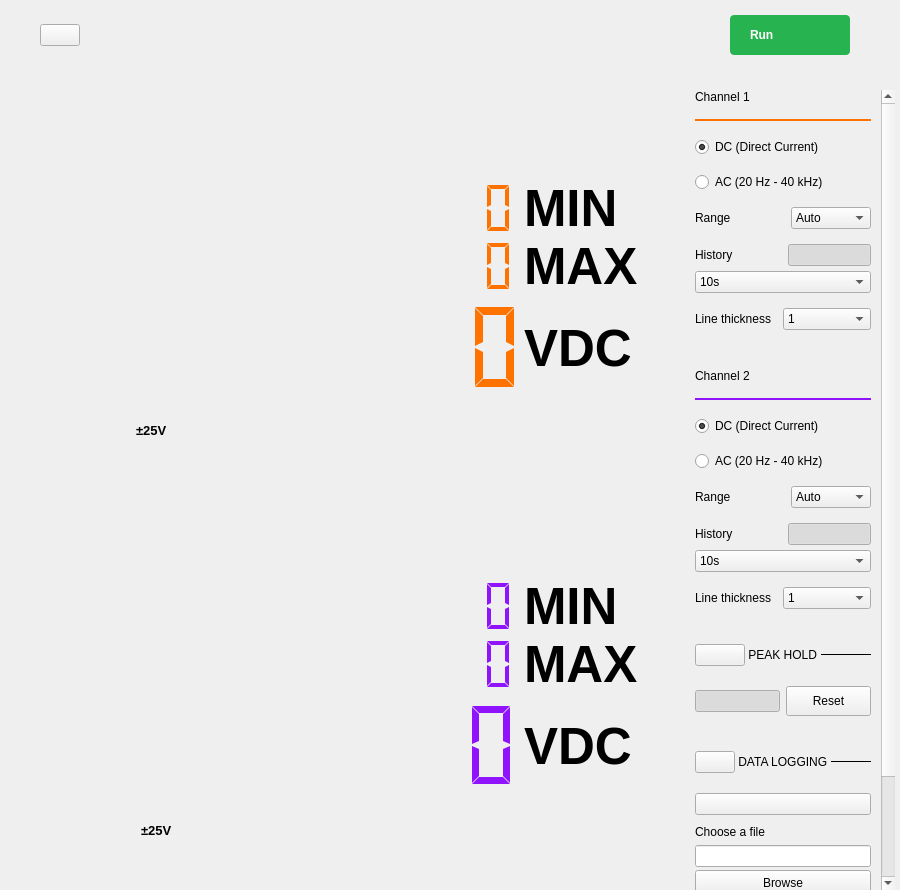
This is ui/dmm.ui in analogdevicesinc/scopy as Qt 5 draws it before an edit. The edited form follows.
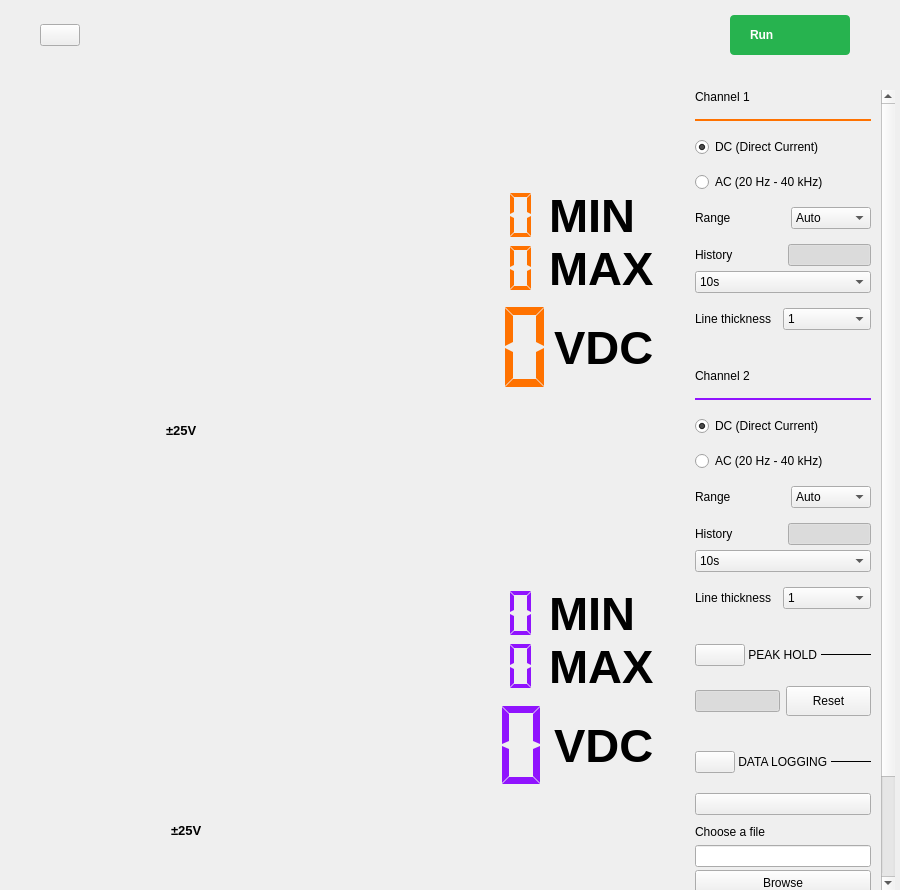
This is the edited form. Icons and pictures are not drawn. Custom widgets are drawn as their Qt base class.

Commit message: gui: fixed widgets positioning for voltmeter and power supply

```diff
--- a/ui/dmm.ui
+++ b/ui/dmm.ui
@@ -351,17 +351,20 @@
                  <item row="2" column="2">
                   <widget class="QLabel" name="label_9">
                    <property name="sizePolicy">
-                    <sizepolicy hsizetype="Minimum" vsizetype="Maximum">
+                    <sizepolicy hsizetype="Preferred" vsizetype="Preferred">
                      <horstretch>0</horstretch>
                      <verstretch>0</verstretch>
                     </sizepolicy>
                    </property>
                    <property name="minimumSize">
                     <size>
-                     <width>130</width>
+                     <width>0</width>
                      <height>0</height>
                     </size>
                    </property>
+                   <property name="styleSheet">
+                    <string notr="true">font-size:35pt;</string>
+                   </property>
                    <property name="text">
                     <string>MAX</string>
                    </property>
@@ -370,17 +373,20 @@
                  <item row="1" column="2">
                   <widget class="QLabel" name="label_8">
                    <property name="sizePolicy">
-                    <sizepolicy hsizetype="Minimum" vsizetype="Maximum">
+                    <sizepolicy hsizetype="Preferred" vsizetype="Preferred">
                      <horstretch>0</horstretch>
                      <verstretch>0</verstretch>
                     </sizepolicy>
                    </property>
                    <property name="minimumSize">
                     <size>
-                     <width>130</width>
+                     <width>0</width>
                      <height>0</height>
                     </size>
                    </property>
+                   <property name="styleSheet">
+                    <string notr="true">font-size:35pt;</string>
+                   </property>
                    <property name="text">
                     <string>MIN</string>
                    </property>
@@ -467,20 +473,21 @@
                 <item>
                  <widget class="QLabel" name="labelCh1">
                   <property name="sizePolicy">
-                   <sizepolicy hsizetype="Minimum" vsizetype="Fixed">
+                   <sizepolicy hsizetype="Preferred" vsizetype="Preferred">
                     <horstretch>0</horstretch>
                     <verstretch>0</verstretch>
                    </sizepolicy>
                   </property>
                   <property name="minimumSize">
                    <size>
-                    <width>130</width>
-                    <height>105</height>
+                    <width>0</width>
+                    <height>0</height>
                    </size>
                   </property>
                   <property name="styleSheet">
                    <string notr="true">QLabel[ac=false] { qproperty-text: &quot;VDC&quot;; }
-QLabel[ac=true] { qproperty-text: &quot;VRMS&quot;; }</string>
+QLabel[ac=true] { qproperty-text: &quot;VRMS&quot;; }
+QLabel{font-size:35pt;}</string>
                   </property>
                   <property name="text">
                    <string>VDC</string>
@@ -631,17 +638,20 @@
                  <item row="1" column="2">
                   <widget class="QLabel" name="label_10">
                    <property name="sizePolicy">
-                    <sizepolicy hsizetype="Minimum" vsizetype="Fixed">
+                    <sizepolicy hsizetype="Preferred" vsizetype="Preferred">
                      <horstretch>0</horstretch>
                      <verstretch>0</verstretch>
                     </sizepolicy>
                    </property>
                    <property name="minimumSize">
                     <size>
-                     <width>130</width>
+                     <width>0</width>
                      <height>0</height>
                     </size>
                    </property>
+                   <property name="styleSheet">
+                    <string notr="true">font-size:35pt;</string>
+                   </property>
                    <property name="text">
                     <string>MIN</string>
                    </property>
@@ -719,17 +729,20 @@
                  <item row="2" column="2">
                   <widget class="QLabel" name="label_11">
                    <property name="sizePolicy">
-                    <sizepolicy hsizetype="Minimum" vsizetype="Fixed">
+                    <sizepolicy hsizetype="Preferred" vsizetype="Preferred">
                      <horstretch>0</horstretch>
                      <verstretch>0</verstretch>
                     </sizepolicy>
                    </property>
                    <property name="minimumSize">
                     <size>
-                     <width>130</width>
+                     <width>0</width>
                      <height>0</height>
                     </size>
                    </property>
+                   <property name="styleSheet">
+                    <string notr="true">font-size:35pt;</string>
+                   </property>
                    <property name="text">
                     <string>MAX</string>
                    </property>
@@ -803,20 +816,21 @@
                 <item>
                  <widget class="QLabel" name="labelCh2">
                   <property name="sizePolicy">
-                   <sizepolicy hsizetype="Minimum" vsizetype="Fixed">
+                   <sizepolicy hsizetype="Preferred" vsizetype="Preferred">
                     <horstretch>0</horstretch>
                     <verstretch>0</verstretch>
                    </sizepolicy>
                   </property>
                   <property name="minimumSize">
                    <size>
-                    <width>130</width>
-                    <height>105</height>
+                    <width>0</width>
+                    <height>0</height>
                    </size>
                   </property>
                   <property name="styleSheet">
                    <string notr="true">QLabel[ac=false] { qproperty-text: &quot;VDC&quot;; }
-QLabel[ac=true] { qproperty-text: &quot;VRMS&quot;; }</string>
+QLabel[ac=true] { qproperty-text: &quot;VRMS&quot;; }
+QLabel{font-size:35pt;}</string>
                   </property>
                   <property name="text">
                    <string>VDC</string>
```
Left out of the diff: 5 changed lines with no effect on the pictures. The commit also changes 1 other file.
